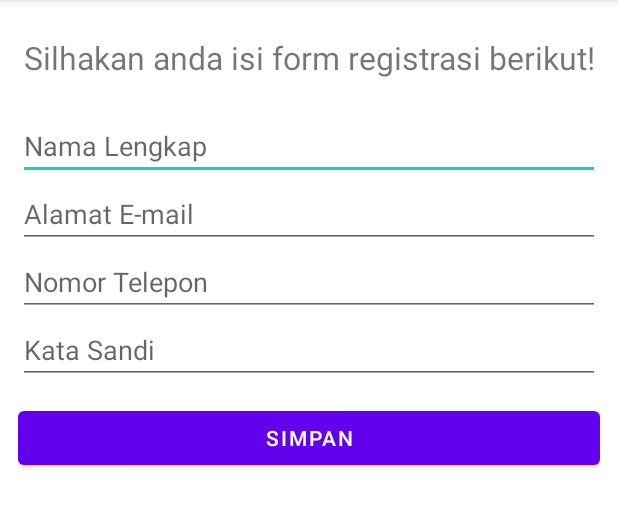
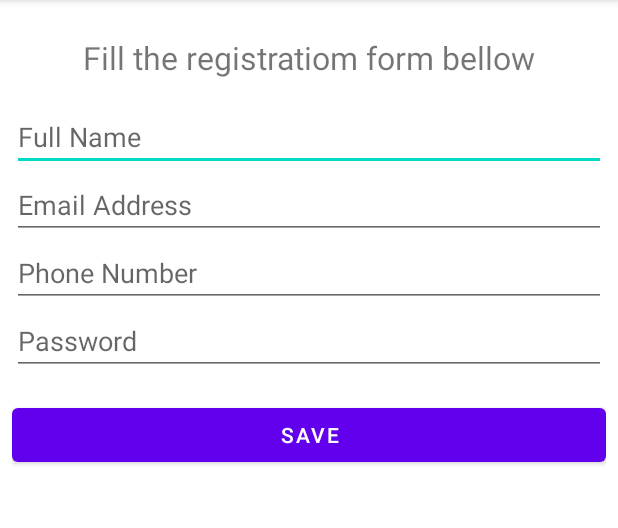
Before and after one commit to im2nadif/PAM_05_Android_Local_Resources, an Android app: the screen it shows after launch (MainActivity), on a phone screen of 412 x 824 dp, the part 84-612 px from its top. Run offline under Robolectric (Android 15) with nearby library versions, the phone set to English and light mode, and no system bars.

Commit message:
Android Local Resources

```diff
--- a/app/src/main/AndroidManifest.xml
+++ b/app/src/main/AndroidManifest.xml
@@ -10,6 +10,12 @@
         android:supportsRtl="true"
         android:theme="@style/Theme.FormApps">
         <activity
+            android:name=".QuizActivity"
+            android:exported="true" />
+        <activity
+            android:name=".DashboardActivity"
+            android:exported="true" />
+        <activity
             android:name=".MainActivity"
             android:exported="true">
             <intent-filter>
--- a/app/src/main/java/com/im2nadif/formapps/MainActivity.java
+++ b/app/src/main/java/com/im2nadif/formapps/MainActivity.java
@@ -2,6 +2,7 @@ package com.im2nadif.formapps;
 
 import androidx.appcompat.app.AppCompatActivity;
 
+import android.content.Intent;
 import android.os.Bundle;
 import android.util.Log;
 import android.view.View;
@@ -9,6 +10,10 @@ import android.widget.Button;
 import android.widget.EditText;
 
 public class MainActivity extends AppCompatActivity {
+
+    final public static String EXTRA_NAME  = "extra_name";
+    final public static String EXTRA_EMAIL = "extra_email";
+    final public static String EXTRA_PHONE = "extra_phone";
 
     @Override
     protected void onCreate(Bundle savedInstanceState) {
@@ -21,14 +26,12 @@ public class MainActivity extends AppCompatActivity {
         EditText inputPassword = (EditText) findViewById(R.id.id_input_password);
 
         Button btnSave = (Button) findViewById(R.id.id_button_save);
-        btnSave.setOnClickListener(new View.OnClickListener() {
-            @Override
-            public void onClick(View view) {
-                Log.d("Nama Lengkap  : ", inputName.getText().toString());
-                Log.d("Alamat E-mail : ", inputEmail.getText().toString());
-                Log.d("Nomor Telepon :  ", inputPhone.getText().toString());
-                Log.d("Kata Sandi : ", inputPassword.getText().toString());
-            }
+        btnSave.setOnClickListener(v ->{
+            Intent loginIntent = new Intent(MainActivity.this, DashboardActivity.class);
+            loginIntent.putExtra(EXTRA_NAME, inputName.getText().toString());
+            loginIntent.putExtra(EXTRA_EMAIL, inputEmail.getText().toString());
+            loginIntent.putExtra(EXTRA_PHONE, inputPhone.getText().toString());
+            startActivity(loginIntent);
         });
     }
 }
--- a/app/src/main/res/layout/activity_main.xml
+++ b/app/src/main/res/layout/activity_main.xml
@@ -5,25 +5,24 @@
     android:layout_width="match_parent"
     android:layout_height="match_parent"
     android:orientation="vertical"
-    android:padding="12dp"
+    android:padding="@dimen/padding_sm"
     tools:context=".MainActivity">
 
     <TextView
         android:layout_width="match_parent"
         android:layout_height="wrap_content"
         android:gravity="center"
-        android:textSize="21dp"
-        android:layout_marginTop="12dp"
-        android:layout_marginBottom="12dp"
-        android:text="Silhakan anda isi form registrasi berikut!" />
+        android:textSize="@dimen/text_xl"
+        android:layout_marginTop="@dimen/margin_lg"
+        android:layout_marginBottom="@dimen/margin_lg"
+        android:text="@string/form_title" />
 
     <EditText
         android:id="@+id/id_input_name"
         android:layout_width="match_parent"
         android:layout_height="wrap_content"
         android:ems="10"
-        android:hint="Nama Lengkap"
-        android:layout_marginTop="10dp"
+        android:hint="@string/input_name_hint"
         android:inputType="textPersonName"/>
 
     <EditText
@@ -31,7 +30,7 @@
         android:layout_width="match_parent"
         android:layout_height="wrap_content"
         android:ems="10"
-        android:hint="Alamat E-mail"
+        android:hint="@string/input_email_hint"
         android:inputType="textEmailAddress" />
 
     <EditText
@@ -39,7 +38,7 @@
         android:layout_width="match_parent"
         android:layout_height="wrap_content"
         android:ems="10"
-        android:hint="Nomor Telepon"
+        android:hint="@string/input_phone_hint"
         android:inputType="phone" />
 
     <EditText
@@ -47,15 +46,15 @@
         android:layout_width="match_parent"
         android:layout_height="wrap_content"
         android:ems="10"
-        android:hint="Kata Sandi"
+        android:hint="@string/input_password_hint"
         android:inputType="textPassword" />
 
     <Button
-        android:layout_marginTop="12dp"
+        android:layout_marginTop="@dimen/margin_lg"
         android:id="@+id/id_button_save"
         android:layout_width="match_parent"
         android:layout_height="wrap_content"
-        android:text="Simpan" />
+        android:text="@string/button_reg_send" />
 
 
 </LinearLayout>
--- a/app/src/main/res/values/strings.xml
+++ b/app/src/main/res/values/strings.xml
@@ -1,3 +1,10 @@
 <resources>
     <string name="app_name">FormApps</string>
+
+    <string name="form_title">Fill the registratiom form bellow</string>
+    <string name="input_name_hint">Full Name</string>
+    <string name="input_email_hint">Email Address</string>
+    <string name="input_phone_hint">Phone Number</string>
+    <string name="input_password_hint">Password</string>
+    <string name="button_reg_send">Save</string>
 </resources>
```
Also changed, not shown: app/src/main/java/com/im2nadif/formapps/DashboardActivity.java (added, +61 -0 lines), app/src/main/java/com/im2nadif/formapps/QuizActivity.java (added, +39 -0 lines), app/src/main/res/layout/activity_dashboard.xml (added, +102 -0 lines), app/src/main/res/layout/activity_quiz.xml (added, +58 -0 lines), app/src/main/res/values/dimens.xml (added, +15 -0 lines), app/src/main/res/xml/activity_dashboard_scene.xml (added, +19 -0 lines), app/src/main/res/drawable/nature.png (added), 1 other file.
